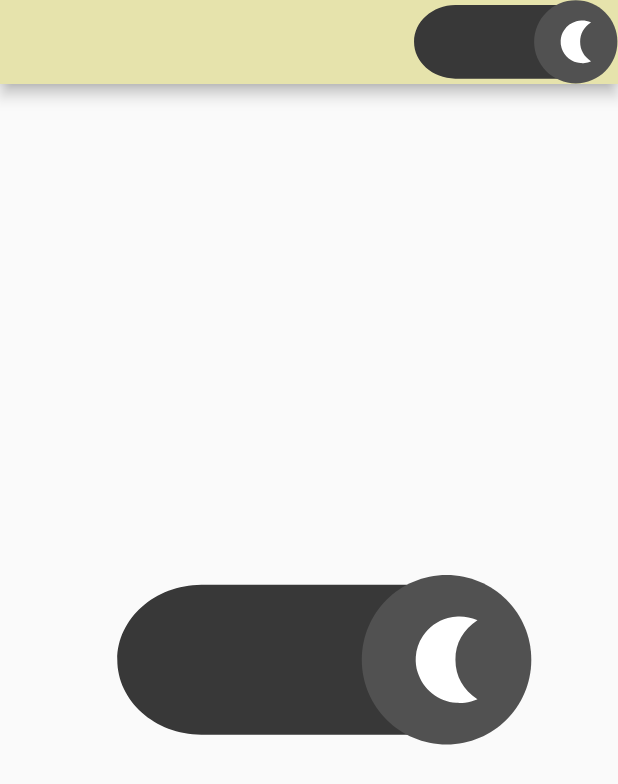
After one commit to gurkay/bloc_pattern_2, a Flutter app: the screen it shows after launch, on a phone screen of 412 x 824 dp. The commit adds this screen. Shown: the top 784 px of the screen. Run offline on Flutter 3.47's test engine with Material 2 defaults, Android fonts, the phone set to English and light mode, and no system bars; drawn by our look-alikes of lottie; our stand-ins replace dio, equatable, flutter_bloc, flutter_spinkit, formz, hydrated_bloc and 1 more; accounts and stored records are empty.

Commit message:
added new codes

```diff
--- /dev/null
+++ b/lib/bacik/303/lottie_learn.dart
@@ -0,0 +1,68 @@
+import 'package:bloc_pattern_2/bacik/product/constants/duration_items.dart';
+import 'package:flutter/material.dart';
+import 'package:flutter_bloc/flutter_bloc.dart';
+
+import '../product/extension/lottie_paths_extension.dart';
+import '../product/theme_bloc/bloc/theme_bloc.dart';
+
+class LottieLearn extends StatefulWidget {
+  const LottieLearn({super.key});
+
+  @override
+  State<LottieLearn> createState() => _LottieLearnState();
+}
+
+class _LottieLearnState extends State<LottieLearn>
+    with TickerProviderStateMixin {
+  late AnimationController _animationController;
+  bool _isLight = false;
+
+  _lightTheme(context) {
+    BlocProvider.of<ThemeBloc>(context).add(LightThemeEvent());
+  }
+
+  _darkTheme(context) {
+    BlocProvider.of<ThemeBloc>(context).add(DarkThemeEvent());
+  }
+
+  @override
+  void initState() {
+    super.initState();
+    _animationController = AnimationController(
+        vsync: this, duration: DurationItems.durationNormal());
+  }
+
+  @override
+  Widget build(BuildContext context) {
+    return Scaffold(
+      appBar: AppBar(
+        actions: [
+          InkWell(
+            onTap: () {
+              _isLight ? _lightTheme(context) : _darkTheme(context);
+              _animationController.animateTo(_isLight ? 0.50 : 1);
+              _isLight = !_isLight;
+            },
+            child: LottiePaths.animation_theme_button.toWidget(
+              false,
+              _animationController,
+            ),
+          ),
+        ],
+      ),
+      body: Center(
+        child: InkWell(
+          onTap: () {
+            _isLight ? _lightTheme(context) : _darkTheme(context);
+            _animationController.animateTo(_isLight ? 0.50 : 1);
+            _isLight = !_isLight;
+          },
+          child: LottiePaths.animation_theme_button.toWidget(
+            false,
+            _animationController,
+          ),
+        ),
+      ),
+    );
+  }
+}
--- /dev/null
+++ b/lib/bacik/product/constants/duration_items.dart
@@ -0,0 +1,3 @@
+class DurationItems extends Duration {
+  DurationItems.durationNormal() : super(seconds: 1);
+}
--- /dev/null
+++ b/lib/bacik/product/theme_bloc/bloc/theme_bloc.dart
@@ -0,0 +1,100 @@
+import 'package:flutter/material.dart';
+import 'package:flutter_bloc/flutter_bloc.dart';
+
+part 'theme_event.dart';
+part 'theme_state.dart';
+
+class CustomMaterialColor {
+  final int r;
+  final int g;
+  final int b;
+
+  CustomMaterialColor(this.r, this.g, this.b);
+
+  MaterialColor get mdColor {
+    Map<int, Color> color = {
+      50: Color.fromRGBO(r, g, b, .1),
+      100: Color.fromRGBO(r, g, b, .2),
+      200: Color.fromRGBO(r, g, b, .3),
+      300: Color.fromRGBO(r, g, b, .4),
+      400: Color.fromRGBO(r, g, b, .5),
+      500: Color.fromRGBO(r, g, b, .6),
+      600: Color.fromRGBO(r, g, b, .7),
+      700: Color.fromRGBO(r, g, b, .8),
+      800: Color.fromRGBO(r, g, b, .9),
+      900: Color.fromRGBO(r, g, b, 1),
+    };
+    return MaterialColor(Color.fromRGBO(r, g, b, 1).value, color);
+  }
+}
+
+class DarkThemeEvent extends ThemeEvent {
+  final ThemeData themeData = ThemeData(
+    colorScheme: ColorScheme(
+      brightness: Brightness.dark,
+      primary: Colors.grey,
+      onPrimary: Colors.black,
+      secondary: Colors.grey,
+      onSecondary: Colors.black,
+      error: Colors.grey,
+      onError: Colors.black,
+      background: Colors.grey,
+      onBackground: Colors.black,
+      surface: CustomMaterialColor(72, 220, 182).mdColor,
+      onSurface: Colors.black,
+    ),
+  );
+
+  @override
+  String getName() {
+    return 'dark';
+  }
+
+  @override
+  ThemeData getTheme() {
+    return themeData;
+  }
+}
+
+class LightThemeEvent extends ThemeEvent {
+  final ThemeData themeData = ThemeData(
+    colorScheme: const ColorScheme(
+      brightness: Brightness.light,
+      primary: Color(0xFFE6E3AC),
+      onPrimary: Colors.black,
+      secondary: Color(0xFFE6E3AC),
+      onSecondary: Colors.black,
+      error: Colors.red,
+      onError: Colors.black,
+      background: Colors.indigo,
+      onBackground: Colors.black,
+      surface: Colors.indigo,
+      onSurface: Colors.black,
+    ),
+  );
+
+  @override
+  String getName() {
+    return 'light';
+  }
+
+  @override
+  ThemeData getTheme() {
+    return themeData;
+  }
+}
+
+class ThemeBloc extends Bloc<ThemeEvent, ThemeState> {
+  ThemeBloc()
+      : super(
+          ThemeState(
+            'initial',
+            LightThemeEvent().themeData,
+          ),
+        ) {
+    on<DarkThemeEvent>(
+        (event, emit) => emit(ThemeState(event.getName(), event.getTheme())));
+    on<LightThemeEvent>(
+        (event, emit) => emit(ThemeState(event.getName(), event.getTheme())));
+  }
+}
--- /dev/null
+++ b/lib/bacik/product/theme_bloc/bloc/theme_event.dart
@@ -0,0 +1,6 @@
+part of 'theme_bloc.dart';
+
+abstract class ThemeEvent {
+  String getName();
+  ThemeData getTheme();
+}
--- /dev/null
+++ b/lib/bacik/product/theme_bloc/bloc/theme_state.dart
@@ -0,0 +1,8 @@
+part of 'theme_bloc.dart';
+
+class ThemeState {
+  String name;
+  ThemeData changeTheme;
+
+  ThemeState(this.name, this.changeTheme);
+}
--- a/lib/main.dart
+++ b/lib/main.dart
@@ -1,7 +1,10 @@
 import 'package:bloc_pattern_2/bacik/202/theme/light_theme.dart';
-import 'package:bloc_pattern_2/bacik/303/call_back_learn.dart';
+import 'package:bloc_pattern_2/bacik/303/lottie_learn.dart';
 import 'package:bloc_pattern_2/bacik/303/reqres_resource/view/req_res_view.dart';
 import 'package:flutter/material.dart';
+import 'package:flutter_bloc/flutter_bloc.dart';
+
+import 'bacik/product/theme_bloc/bloc/theme_bloc.dart';
 
 void main() async {
   runApp(const MyApp());
@@ -12,11 +15,18 @@ class MyApp extends StatelessWidget {
 
   @override
   Widget build(BuildContext context) {
-    return MaterialApp(
-      debugShowCheckedModeBanner: false,
-      title: 'Test',
-      theme: LightTheme().theme,
-      home: ReqResView(),
+    return BlocProvider(
+      create: (context) => ThemeBloc(),
+      child: BlocBuilder<ThemeBloc, ThemeState>(
+        builder: (context, state) {
+          return MaterialApp(
+            debugShowCheckedModeBanner: false,
+            title: state.name,
+            theme: state.changeTheme,
+            home: LottieLearn(),
+          );
+        },
+      ),
     );
   }
 }
--- a/pubspec.yaml
+++ b/pubspec.yaml
@@ -66,6 +66,10 @@ dependencies:
   # based solution is used in Android.
   flutter_secure_storage: ^9.0.0
 
+  # Render After Effects animations natively on Flutter.
+  # This package is a pure Dart implementation of a Lottie player.
+  lottie: ^2.6.0
+
 
 
 dev_dependencies:
@@ -91,6 +95,7 @@ flutter:
   assets:
     - assets/imgs/
     - assets/png/
+    - assets/lottie/
 
   # An image asset can refer to one or more resolution-specific "variants", see
   # https://flutter.dev/assets-and-images/#resolution-aware
```
Also changed, not shown: assets/lottie/animation_theme_button.json (added, +1 -0 lines), lib/404/feature/login/view/login_view.dart (+9 -2 lines), lib/bacik/product/extension/lottie_paths_extension.dart (added, +21 -0 lines), pubspec.lock.
